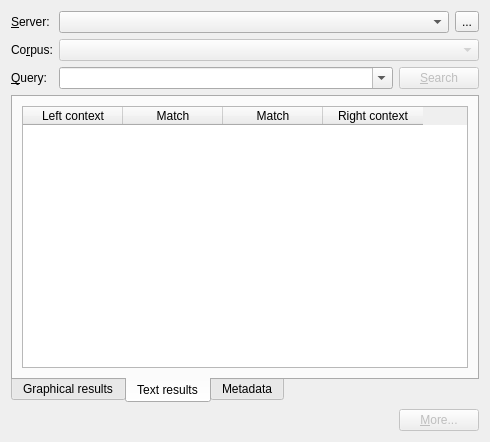
This is src/poliqarpwidget.ui in jsbien/djview-poliqarp_fork as Qt 5 draws it before an edit. The edited form follows.
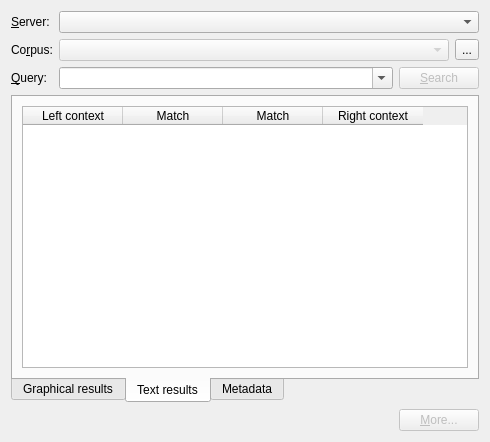
This is the edited form. Custom widgets are drawn as their Qt base class.

Commit message: Configure each corpus, not server. Closes #77.

Diff of the .ui file:
```diff
--- a/src/poliqarpwidget.ui
+++ b/src/poliqarpwidget.ui
@@ -38,13 +38,6 @@
          </property>
         </widget>
        </item>
-       <item>
-        <widget class="QToolButton" name="configureServerButton">
-         <property name="text">
-          <string>...</string>
-         </property>
-        </widget>
-       </item>
       </layout>
      </item>
      <item row="1" column="0">
@@ -58,6 +51,8 @@
       </widget>
      </item>
      <item row="1" column="1">
+      <layout class="QHBoxLayout" name="horizontalLayout">
+       <item>
       <widget class="QComboBox" name="corpusCombo">
        <property name="enabled">
         <bool>false</bool>
@@ -70,6 +65,15 @@
        </property>
       </widget>
      </item>
+       <item>
+        <widget class="QToolButton" name="configureServerButton">
+         <property name="text">
+          <string>...</string>
+         </property>
+        </widget>
+       </item>
+      </layout>
+     </item>
      <item row="2" column="0">
       <widget class="QLabel" name="queryLabel">
        <property name="text">
@@ -131,7 +135,7 @@
       <attribute name="title">
        <string>Text results</string>
       </attribute>
-      <layout class="QHBoxLayout" name="horizontalLayout">
+      <layout class="QVBoxLayout" name="verticalLayout_2">
        <item>
         <widget class="QTableWidget" name="textResultTable">
          <property name="editTriggers">
```
Left out of the diff: 1 changed line with no effect on the pictures. Lines whose indentation alone changed are shown as unchanged. The commit also changes 5 other files.
